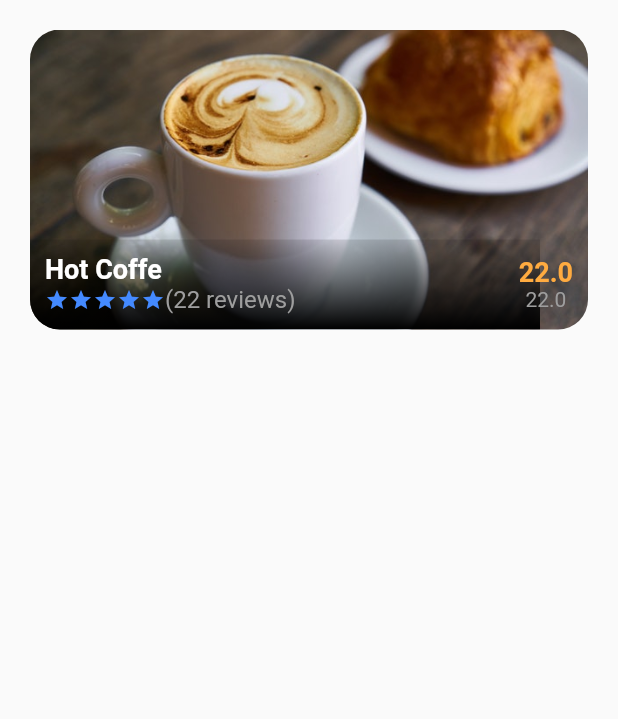
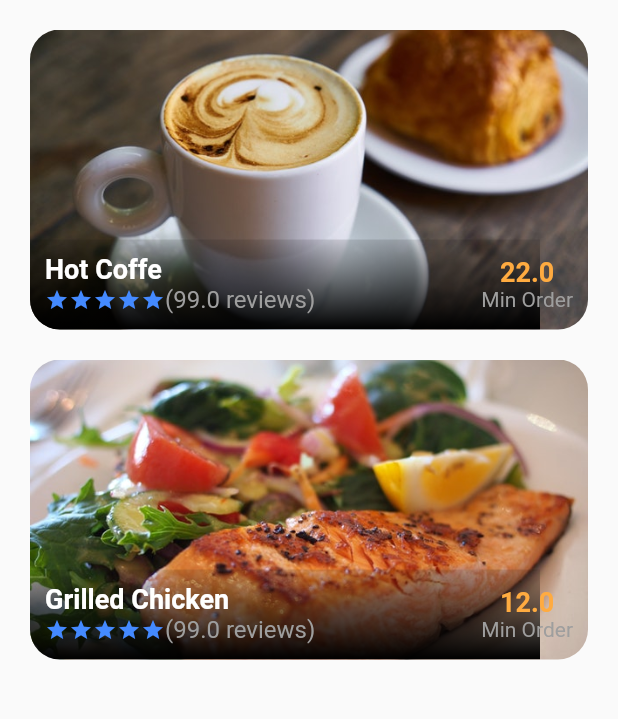
Before and after one commit to felipemarchant/food-app, a Flutter app: the screen it shows after launch, on a phone screen of 412 x 824 dp, the part 503-1222 px from its top. Run offline on Flutter 3.47's test engine with Material 2 defaults, Android fonts, the phone set to English and light mode, and no system bars.

Commit message:
Add Food's Model and map to list bought foods

```diff
--- /dev/null
+++ b/lib/src/data/food_data.dart
@@ -0,0 +1,32 @@
+class Food {
+  final String id;
+  final String name;
+  final String imagePath;
+  final String category;
+  final double price;
+  final double discount;
+  final double ratings;
+
+  Food({this.id, this.name, this.imagePath, this.category, this.price, this.discount, this.ratings});
+}
+
+final foods = [
+  Food(
+    id: "1",
+    name: "Hot Coffe",
+    imagePath: "assets/images/breakfast.jpeg",
+    category: "1",
+    price: 22.0,
+    discount: 33.5,
+    ratings: 99.0
+  ),
+  Food(
+      id: "2",
+      name: "Grilled Chicken",
+      imagePath: "assets/images/lunch.jpeg",
+      category: "2",
+      price: 12.0,
+      discount: 3.5,
+      ratings: 99.0
+  ),
+];
--- a/lib/src/homescreen.dart
+++ b/lib/src/homescreen.dart
@@ -1,5 +1,7 @@
+import 'package:flutter/cupertino.dart';
 import 'package:flutter/material.dart';
-import 'package:foodapp/src/widget/bought_food.dart';
+import 'package:foodapp/src/data/food_data.dart';
+import 'package:foodapp/src/widget/bought_foods.dart';
 import 'package:foodapp/src/widget/food_category.dart';
 import 'package:foodapp/src/widget/home_top_info.dart';
 import 'package:foodapp/src/widget/search_field.dart';
@@ -10,6 +12,9 @@ class HomeScreen extends StatefulWidget {
 }
 
 class _HomeScreenState extends State<HomeScreen> {
+
+  List<Food> _foods = foods;
+
   @override
   Widget build(BuildContext context) {
     return Scaffold(
@@ -23,12 +28,28 @@ class _HomeScreenState extends State<HomeScreen> {
           SizedBox(height: 20.0,),
           FoodSection(),
           SizedBox(height: 20.0,),
-          Container(child: BoughtFoods(),)
+          Column(
+            children: _foods.map(_buildFoodItem).toList(),
+          )
         ],
       ),
     );
   }
 
+  Widget _buildFoodItem(Food food) {
+    return Container(
+      margin: EdgeInsets.only(bottom: 20.0),
+      child: BoughtFoods(
+        id: food.id,
+        name: food.name,
+        price: food.price,
+        discount: food.discount,
+        imagePath: food.imagePath,
+        category: food.category,
+        ratings: food.ratings,
+      ),
+    );
+  }
   Widget FoodSection() {
     return Row(
       mainAxisAlignment: MainAxisAlignment.spaceBetween,
--- a/lib/src/widget/bought_food.dart
+++ b/lib/src/widget/bought_foods.dart
@@ -1,6 +1,17 @@
 import 'package:flutter/material.dart';
 
 class BoughtFoods extends StatefulWidget {
+
+  final String id;
+  final String name;
+  final String imagePath;
+  final String category;
+  final double price;
+  final double discount;
+  final double ratings;
+
+  BoughtFoods({this.id, this.name, this.imagePath, this.category, this.price, this.discount, this.ratings});
+
   @override
   _BoughtFoodsState createState() => _BoughtFoodsState();
 }
@@ -15,7 +26,7 @@ class _BoughtFoodsState extends State<BoughtFoods> {
           Container(
             height: 200.0,
             width: 400.00,
-            child: Image.asset("assets/images/breakfast.jpeg", fit: BoxFit.cover,),
+            child: Image.asset(widget.imagePath, fit: BoxFit.cover,),
           ),
           Positioned(
             left: 0.0,
@@ -44,7 +55,7 @@ class _BoughtFoodsState extends State<BoughtFoods> {
                 Column(
                   crossAxisAlignment: CrossAxisAlignment.start,
                   children: <Widget>[
-                    Text("Hot Coffe",
+                    Text(widget.name,
                       style: TextStyle(color: Colors.white, fontSize: 18.0, fontWeight: FontWeight.bold),),
                     Row(
                       children: <Widget>[
@@ -54,7 +65,7 @@ class _BoughtFoodsState extends State<BoughtFoods> {
                         Icon(Icons.star, color: Theme.of(context).primaryColor, size: 16.0,),
                         Icon(Icons.star, color: Theme.of(context).primaryColor, size: 16.0,),
                         SizedBox(height: 20.0,),
-                        Text("(22 reviews)",
+                        Text("("+widget.ratings.toString()+" reviews)",
                           style: TextStyle(color: Colors.grey, fontSize: 16.0,),
                         ),
                       ],
@@ -63,9 +74,9 @@ class _BoughtFoodsState extends State<BoughtFoods> {
                 ),
                 Column(
                   children: <Widget>[
-                    Text("22.0",
+                    Text(widget.price.toString(),
                       style: TextStyle(fontSize: 18.0, color: Colors.orangeAccent, fontWeight: FontWeight.bold,),),
-                    Text("22.0",
+                    Text("Min Order",
                       style: TextStyle(color: Colors.grey,),),
                   ],
                 ),
```
